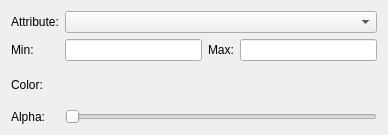
This is glue_vispy_viewers/scatter/layer_style_widget.ui in glue-viz/glue-vispy-viewers as Qt 5 draws it before an edit. The edited form follows.
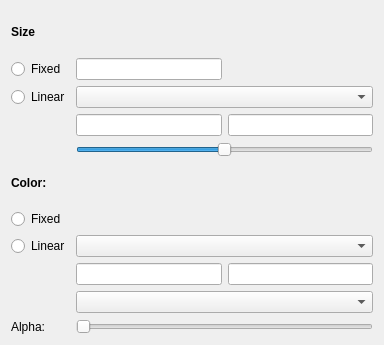
This is the edited form. Custom widgets are drawn as their Qt base class.

Commit message: Re-implemented size and color controls for scatter viewer

```diff
--- a/glue_vispy_viewers/scatter/layer_style_widget.ui
+++ b/glue_vispy_viewers/scatter/layer_style_widget.ui
@@ -6,69 +6,107 @@
    <rect>
     <x>0</x>
     <y>0</y>
-    <width>388</width>
-    <height>135</height>
+    <width>384</width>
+    <height>345</height>
    </rect>
   </property>
   <property name="windowTitle">
    <string>Form</string>
   </property>
   <layout class="QGridLayout" name="gridLayout">
-   <item row="2" column="0">
+   <item row="3" column="2">
+    <widget class="QLineEdit" name="value_size_vmax"/>
+   </item>
+   <item row="7" column="0">
+    <widget class="QRadioButton" name="radio_color_linear">
+     <property name="text">
+      <string>Linear</string>
+     </property>
+    </widget>
+   </item>
+   <item row="14" column="0">
+    <widget class="QLabel" name="label_4">
+     <property name="font">
+      <font>
+       <weight>50</weight>
+       <bold>false</bold>
+      </font>
+     </property>
+     <property name="text">
+      <string>Alpha:</string>
+     </property>
+    </widget>
+   </item>
+   <item row="1" column="1">
+    <widget class="QLineEdit" name="value_fixed_size"/>
+   </item>
+   <item row="2" column="1" colspan="2">
+    <widget class="QComboBox" name="combo_size_attribute"/>
+   </item>
+   <item row="5" column="0">
     <widget class="QLabel" name="label_2">
+     <property name="font">
+      <font>
+       <weight>75</weight>
+       <bold>true</bold>
+      </font>
+     </property>
      <property name="text">
       <string>Color:</string>
      </property>
     </widget>
    </item>
+   <item row="8" column="2">
+    <widget class="QLineEdit" name="value_cmap_vmax"/>
+   </item>
+   <item row="2" column="0">
+    <widget class="QRadioButton" name="radio_size_linear">
+     <property name="text">
+      <string>Linear</string>
+     </property>
+    </widget>
+   </item>
    <item row="0" column="0">
-    <widget class="QLabel" name="label">
+    <widget class="QLabel" name="label_6">
+     <property name="font">
+      <font>
+       <weight>75</weight>
+       <bold>true</bold>
+      </font>
+     </property>
      <property name="text">
-      <string>Attribute:</string>
+      <string>Size</string>
      </property>
     </widget>
    </item>
-   <item row="3" column="0">
-    <widget class="QLabel" name="label_4">
+   <item row="6" column="0">
+    <widget class="QRadioButton" name="radio_color_fixed">
      <property name="text">
-      <string>Alpha:</string>
+      <string>Fixed</string>
      </property>
     </widget>
    </item>
    <item row="1" column="0">
-    <widget class="QLabel" name="label_3">
+    <widget class="QRadioButton" name="radio_size_fixed">
      <property name="text">
-      <string>Min:</string>
+      <string>Fixed</string>
      </property>
     </widget>
    </item>
-   <item row="1" column="1">
-    <widget class="QLineEdit" name="value_min"/>
-   </item>
-   <item row="1" column="2">
-    <widget class="QLabel" name="label_5">
-     <property name="text">
-      <string>Max:</string>
-     </property>
-    </widget>
-   </item>
-   <item row="1" column="3">
-    <widget class="QLineEdit" name="value_max"/>
-   </item>
-   <item row="0" column="1" colspan="3">
-    <widget class="QComboBox" name="combo_attribute"/>
-   </item>
-   <item row="3" column="1" colspan="3">
-    <widget class="QSlider" name="slider_alpha">
+   <item row="4" column="1" colspan="2">
+    <widget class="QSlider" name="slider_size_scaling">
      <property name="maximum">
       <number>100</number>
      </property>
+     <property name="value">
+      <number>50</number>
+     </property>
      <property name="orientation">
       <enum>Qt::Horizontal</enum>
      </property>
     </widget>
    </item>
-   <item row="2" column="1">
+   <item row="6" column="1">
     <widget class="ColorWidget" name="label_color">
      <property name="sizePolicy">
       <sizepolicy hsizetype="Preferred" vsizetype="Minimum">
@@ -81,6 +119,28 @@
      </property>
     </widget>
    </item>
+   <item row="3" column="1">
+    <widget class="QLineEdit" name="value_size_vmin"/>
+   </item>
+   <item row="8" column="1">
+    <widget class="QLineEdit" name="value_cmap_vmin"/>
+   </item>
+   <item row="13" column="1" colspan="2">
+    <widget class="QComboBox" name="combo_cmap"/>
+   </item>
+   <item row="7" column="1" colspan="2">
+    <widget class="QComboBox" name="combo_cmap_attribute"/>
+   </item>
+   <item row="14" column="1" colspan="2">
+    <widget class="QSlider" name="slider_alpha">
+     <property name="maximum">
+      <number>100</number>
+     </property>
+     <property name="orientation">
+      <enum>Qt::Horizontal</enum>
+     </property>
+    </widget>
+   </item>
   </layout>
  </widget>
  <customwidgets>
```
The commit also changes 2 other files.
